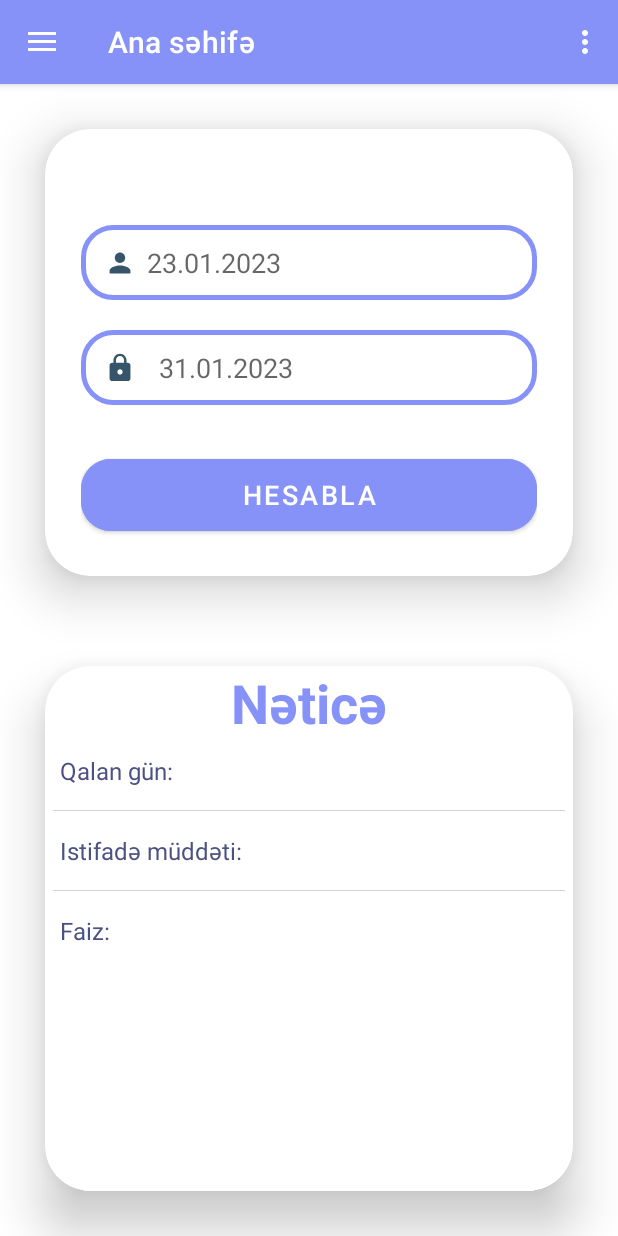
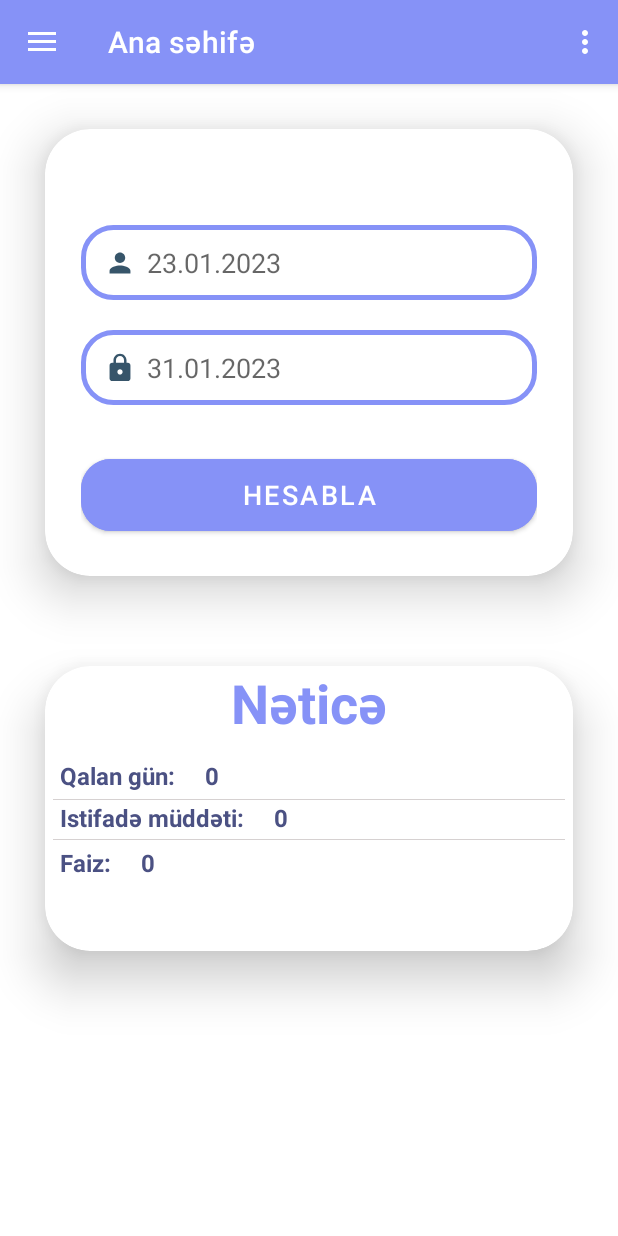
Before and after one commit to Ilkin9326/NA, an Android app: the screen it shows after launch (MainActivity), on a phone screen of 412 x 824 dp. Run offline under Robolectric (Android 15) with nearby library versions, the phone set to English and light mode, and no system bars; our stand-ins replace navigation-ui.

Commit message:
Login fragment addedd, home fragment changed

```diff
--- a/app/build.gradle
+++ b/app/build.gradle
@@ -40,6 +40,7 @@ dependencies {
     implementation 'androidx.lifecycle:lifecycle-viewmodel-ktx:2.4.1'
     implementation 'androidx.navigation:navigation-fragment:2.5.2'
     implementation 'androidx.navigation:navigation-ui:2.5.2'
+    implementation 'androidx.annotation:annotation:1.3.0'
     testImplementation 'junit:junit:4.13.2'
     androidTestImplementation 'androidx.test.ext:junit:1.1.3'
     androidTestImplementation 'androidx.test.espresso:espresso-core:3.4.0'
--- a/app/src/main/java/com/example/na/MainActivity.java
+++ b/app/src/main/java/com/example/na/MainActivity.java
@@ -4,6 +4,8 @@ import android.content.Intent;
 import android.os.Bundle;
 import android.view.View;
 import android.view.Menu;
+import android.widget.Button;
+import android.widget.Toast;
 
 import com.google.android.material.snackbar.Snackbar;
 import com.google.android.material.navigation.NavigationView;
@@ -30,6 +32,7 @@ public class MainActivity extends AppCompatActivity {
             Intent intent = new Intent(MainActivity.this, LoginMain.class);
             MainActivity.this.startActivity(intent);
         }*/
+
 
         binding = ActivityMainBinding.inflate(getLayoutInflater());
         setContentView(binding.getRoot());
--- a/app/src/main/java/com/example/na/ui/home/HomeFragment.java
+++ b/app/src/main/java/com/example/na/ui/home/HomeFragment.java
@@ -4,12 +4,15 @@ import android.os.Bundle;
 import android.view.LayoutInflater;
 import android.view.View;
 import android.view.ViewGroup;
+import android.widget.Button;
 import android.widget.TextView;
+import android.widget.Toast;
 
 import androidx.annotation.NonNull;
 import androidx.fragment.app.Fragment;
 import androidx.lifecycle.ViewModelProvider;
 
+import com.example.na.R;
 import com.example.na.databinding.FragmentHomeBinding;
 
 public class HomeFragment extends Fragment {
@@ -24,8 +27,16 @@ public class HomeFragment extends Fragment {
         binding = FragmentHomeBinding.inflate(inflater, container, false);
         View root = binding.getRoot();
 
-        /*final TextView textView = binding.textHome;
-        homeViewModel.getText().observe(getViewLifecycleOwner(), textView::setText);*/
+        Button btnHesabla = binding.btnHesabla;
+        btnHesabla.setOnClickListener(new View.OnClickListener() {
+            @Override
+            public void onClick(View v) {
+                String startDate = binding.startDate.getText().toString();
+                //binding.txtResDurationDay.setText("34");
+                String endDate = binding.endDate.getText().toString();
+                Toast.makeText(getActivity(), "Username ve şifrəni daxil edin"+startDate+" - "+endDate, Toast.LENGTH_SHORT).show();
+            }
+        });
         return root;
     }
 
--- a/app/src/main/res/layout/fragment_home.xml
+++ b/app/src/main/res/layout/fragment_home.xml
@@ -26,7 +26,7 @@
             android:padding="24dp">
 
             <EditText
-                android:id="@+id/username"
+                android:id="@+id/startDate"
                 android:layout_width="match_parent"
                 android:layout_height="50dp"
                 android:layout_marginTop="40dp"
@@ -40,10 +40,9 @@
             <EditText
                 android:layout_width="match_parent"
                 android:layout_height="50dp"
-                android:id="@+id/password"
+                android:id="@+id/endDate"
                 android:background="@drawable/custom_edittext"
                 android:drawableLeft="@drawable/ic_baseline_lock_24"
-                android:drawablePadding="8dp"
                 android:hint="31.01.2023"
                 android:padding="8dp"
                 android:inputType="text"
@@ -52,11 +51,10 @@
                 android:layout_marginTop="20dp"/>
 
             <Button
-                android:id="@+id/loginButton"
+                android:id="@+id/btnHesabla"
                 android:layout_width="match_parent"
                 android:layout_height="60dp"
                 android:layout_marginTop="30dp"
-
                 android:backgroundTint="@color/purple"
                 android:text="Hesabla"
                 android:textSize="18sp"
@@ -70,17 +68,11 @@
 
     <androidx.cardview.widget.CardView
         android:layout_width="match_parent"
-        android:layout_height="wrap_content"
+        android:layout_height="190dp"
         android:layout_margin="30dp"
+        android:background="@drawable/custom_edittext"
         app:cardCornerRadius="30dp"
-        app:cardElevation="20dp"
-        android:background="@drawable/custom_edittext">
-
-        <LinearLayout
-            android:layout_width="match_parent"
-            android:layout_height="350dp"
-            android:layout_gravity="center_horizontal"
-            android:orientation="vertical">
+        app:cardElevation="20dp">
 
 
         <TextView
@@ -94,53 +86,124 @@
             android:textStyle="bold" />
 
 
+
+            <LinearLayout
+                android:layout_width="match_parent"
+                android:layout_height="wrap_content"
+                android:layout_marginTop="52dp"
+                android:gravity="left"
+                android:orientation="horizontal">
+
                 <TextView
                     android:id="@+id/txtRemain"
-                android:layout_width="80dp"
+                    android:layout_width="wrap_content"
                     android:layout_height="wrap_content"
+                    android:layout_margin="10dp"
                     android:text="Qalan gün:"
+                    android:textColor="@color/newcolor"
                     android:textSize="16dp"
-                android:textFontWeight="700"
-                android:textColor="@color/newcolor"
-                android:layout_margin="10dp"
-                />
-            <View
-                android:layout_width="match_parent"
-                android:layout_height="0.5dp"
-                android:layout_margin="5dp"
-                android:background="#D6D1D1"/>
+                    android:textStyle="bold" />
 
                 <TextView
-                android:id="@+id/txtDurationDay"
+                    android:id="@+id/txtresRemainDay"
                     android:layout_width="125dp"
                     android:layout_height="wrap_content"
-                android:text="Istifadə müddəti:"
+                    android:layout_margin="10dp"
+                    android:text="0"
+                    android:textColor="@color/newcolor"
                     android:textSize="16dp"
-                android:textFontWeight="700"
-                android:textColor="@color/newcolor"
-                android:layout_margin="10dp"
-                />
+                    android:textStyle="bold" />
+
+            </LinearLayout>
+            <LinearLayout
+                android:layout_width="match_parent"
+                android:layout_height="wrap_content"
+                android:layout_marginTop="83dp"
+                android:orientation="horizontal"
+                >
 
                 <View
                     android:layout_width="match_parent"
                     android:layout_height="0.5dp"
                     android:layout_margin="5dp"
                     android:background="#D6D1D1"/>
+            </LinearLayout>
+
+            <LinearLayout
+                android:layout_width="match_parent"
+                android:layout_height="wrap_content"
+                android:layout_marginTop="80dp"
+                android:gravity="left"
+                android:orientation="horizontal">
+
+                <TextView
+                    android:id="@+id/txtDurationDay"
+                    android:layout_width="wrap_content"
+                    android:layout_height="wrap_content"
+                    android:layout_margin="10dp"
+                    android:text="Istifadə müddəti:"
+                    android:textColor="@color/newcolor"
+                    android:textSize="16dp"
+                    android:textStyle="bold" />
+
+                <TextView
+                    android:id="@+id/txtResDurationDay"
+                    android:layout_width="125dp"
+                    android:layout_height="wrap_content"
+                    android:layout_margin="10dp"
+                    android:text="0"
+                    android:textColor="@color/newcolor"
+                    android:textSize="16dp"
+                    android:textStyle="bold" />
+
+            </LinearLayout>
+
+            <LinearLayout
+                android:layout_width="match_parent"
+                android:layout_height="wrap_content"
+                android:layout_marginTop="110dp"
+                android:orientation="horizontal"
+                >
+
+                <View
+                    android:layout_width="match_parent"
+                    android:layout_height="0.5dp"
+                    android:layout_margin="5dp"
+                    android:background="#D6D1D1"/>
+            </LinearLayout>
+
+            <LinearLayout
+            android:layout_width="match_parent"
+            android:layout_height="wrap_content"
+            android:layout_marginTop="110dp"
+            android:gravity="left"
+            android:orientation="horizontal">
 
             <TextView
                 android:id="@+id/txtPercentage"
-                android:layout_width="80dp"
+                android:layout_width="wrap_content"
                 android:layout_height="wrap_content"
+                android:layout_margin="10dp"
                 android:text="Faiz:"
+                android:textColor="@color/newcolor"
                 android:textSize="16dp"
-                android:textFontWeight="700"
+                android:textStyle="bold" />
+
+            <TextView
+                android:id="@+id/txtResPercentage"
+                android:layout_width="125dp"
+                android:layout_height="wrap_content"
+                android:layout_margin="10dp"
+                android:text="0"
                 android:textColor="@color/newcolor"
-                android:layout_margin="10dp"
-                />
+                android:textSize="16dp"
+                android:textStyle="bold" />
+
+        </LinearLayout>
 
 
 
-        </LinearLayout>
+
     </androidx.cardview.widget.CardView>
 
 </LinearLayout>
--- a/app/src/main/res/values/colors.xml
+++ b/app/src/main/res/values/colors.xml
@@ -7,6 +7,7 @@
     <color name="teal_700">#FF018786</color>
     <color name="black">#FF000000</color>
     <color name="white">#FFFFFFFF</color>
+    <color name="whitefason">#F0EBEB</color>
     <color name="purple">#8692f7</color>
     <color name="newcolor">#4B5183</color>
     <color name="imageroundcolor">#43444C</color>
--- a/app/src/main/res/values/dimens.xml
+++ b/app/src/main/res/values/dimens.xml
@@ -5,4 +5,7 @@
     <dimen name="nav_header_vertical_spacing">8dp</dimen>
     <dimen name="nav_header_height">226dp</dimen>
     <dimen name="fab_margin">16dp</dimen>
+    <!-- Default screen margins, per the Android Design guidelines. -->
+    <dimen name="fragment_horizontal_margin">16dp</dimen>
+    <dimen name="fragment_vertical_margin">16dp</dimen>
 </resources>
```
Also changed, not shown: app/src/main/java/com/example/na/ui/login/LoginFragment.java (added, +66 -0 lines), app/src/main/res/layout/fragment_login.xml (added, +92 -0 lines), app/src/main/res/values/strings.xml (+11 -0 lines). Lines whose indentation alone changed are shown as unchanged.
